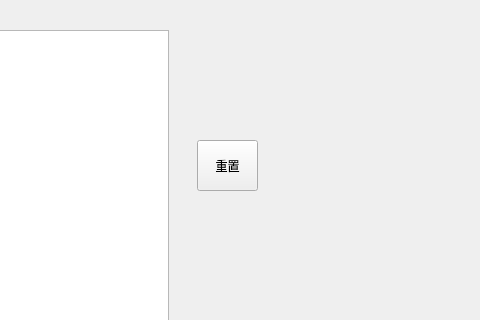
AK47are/chinese-chess, file chinese_chess/widget.ui: the form before one commit; both pictures show x 373 to 853 and y 0 to 320 of the 853 by 600 pixel window.
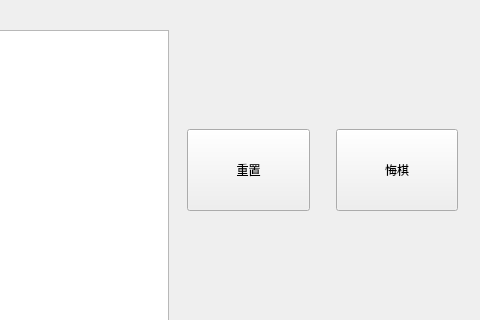
The form after the commit.

Commit message:
修改基本棋盘类移动方法。组件棋盘类添加悔棋功能。网络棋盘类支持悔棋功能。
基本棋盘类：
  movePiece(...) 现在会自动调用 execKill(...)

The edit to the form file:
```diff
--- a/chinese_chess/widget.ui
+++ b/chinese_chess/widget.ui
@@ -23,31 +23,83 @@
     </rect>
    </property>
   </widget>
-  <widget class="QLabel" name="chess_text">
+  <widget class="QWidget" name="">
    <property name="geometry">
     <rect>
      <x>560</x>
-     <y>20</y>
+     <y>30</y>
      <width>271</width>
-     <height>61</height>
+     <height>181</height>
     </rect>
    </property>
-   <property name="text">
-    <string>&lt;html&gt;&lt;head/&gt;&lt;body&gt;&lt;p&gt;&lt;span style=&quot; font-size:14pt; color:#ffffff;&quot;&gt;&lt;br/&gt;&lt;/span&gt;&lt;/p&gt;&lt;/body&gt;&lt;/html&gt;</string>
-   </property>
-  </widget>
-  <widget class="QPushButton" name="reset_chess">
-   <property name="geometry">
-    <rect>
-     <x>570</x>
-     <y>140</y>
-     <width>61</width>
-     <height>51</height>
-    </rect>
-   </property>
-   <property name="text">
-    <string>重置</string>
-   </property>
+   <layout class="QVBoxLayout" name="verticalLayout">
+    <item>
+     <widget class="QLabel" name="chess_text">
+      <property name="text">
+       <string>&lt;html&gt;&lt;head/&gt;&lt;body&gt;&lt;p&gt;&lt;span style=&quot; font-size:14pt; color:#ffffff;&quot;&gt;&lt;br/&gt;&lt;/span&gt;&lt;/p&gt;&lt;/body&gt;&lt;/html&gt;</string>
+      </property>
+     </widget>
+    </item>
+    <item>
+     <spacer name="horizontalSpacer">
+      <property name="orientation">
+       <enum>Qt::Orientation::Horizontal</enum>
+      </property>
+      <property name="sizeHint" stdset="0">
+       <size>
+        <width>40</width>
+        <height>10</height>
+       </size>
+      </property>
+     </spacer>
+    </item>
+    <item>
+     <layout class="QHBoxLayout" name="horizontalLayout">
+      <item>
+       <widget class="QPushButton" name="reset">
+        <property name="sizePolicy">
+         <sizepolicy hsizetype="Preferred" vsizetype="Preferred">
+          <horstretch>0</horstretch>
+          <verstretch>0</verstretch>
+         </sizepolicy>
+        </property>
+        <property name="text">
+         <string>重置</string>
+        </property>
+       </widget>
+      </item>
+      <item>
+       <spacer name="verticalSpacer">
+        <property name="orientation">
+         <enum>Qt::Orientation::Vertical</enum>
+        </property>
+        <property name="sizeType">
+         <enum>QSizePolicy::Policy::Preferred</enum>
+        </property>
+        <property name="sizeHint" stdset="0">
+         <size>
+          <width>20</width>
+          <height>40</height>
+         </size>
+        </property>
+       </spacer>
+      </item>
+      <item>
+       <widget class="QPushButton" name="back">
+        <property name="sizePolicy">
+         <sizepolicy hsizetype="Preferred" vsizetype="Preferred">
+          <horstretch>0</horstretch>
+          <verstretch>0</verstretch>
+         </sizepolicy>
+        </property>
+        <property name="text">
+         <string>悔棋</string>
+        </property>
+       </widget>
+      </item>
+     </layout>
+    </item>
+   </layout>
   </widget>
  </widget>
  <resources/>
```
The commit also changes 4 other files.
